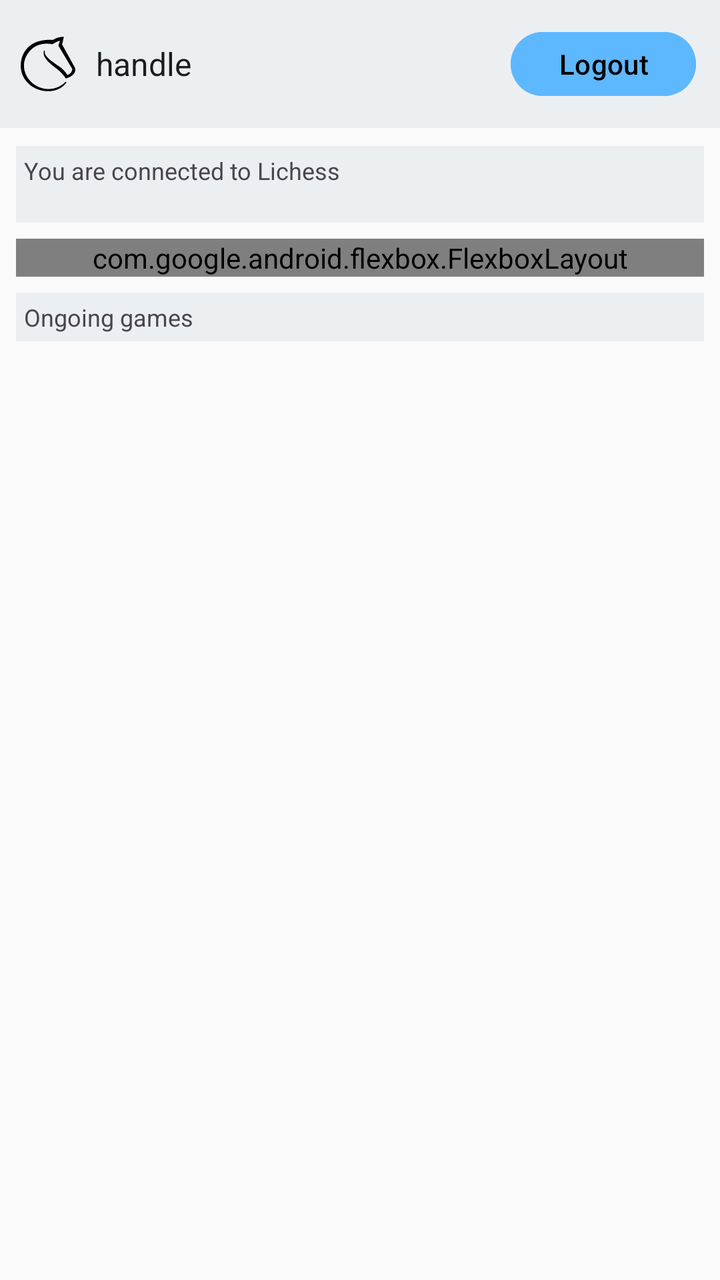
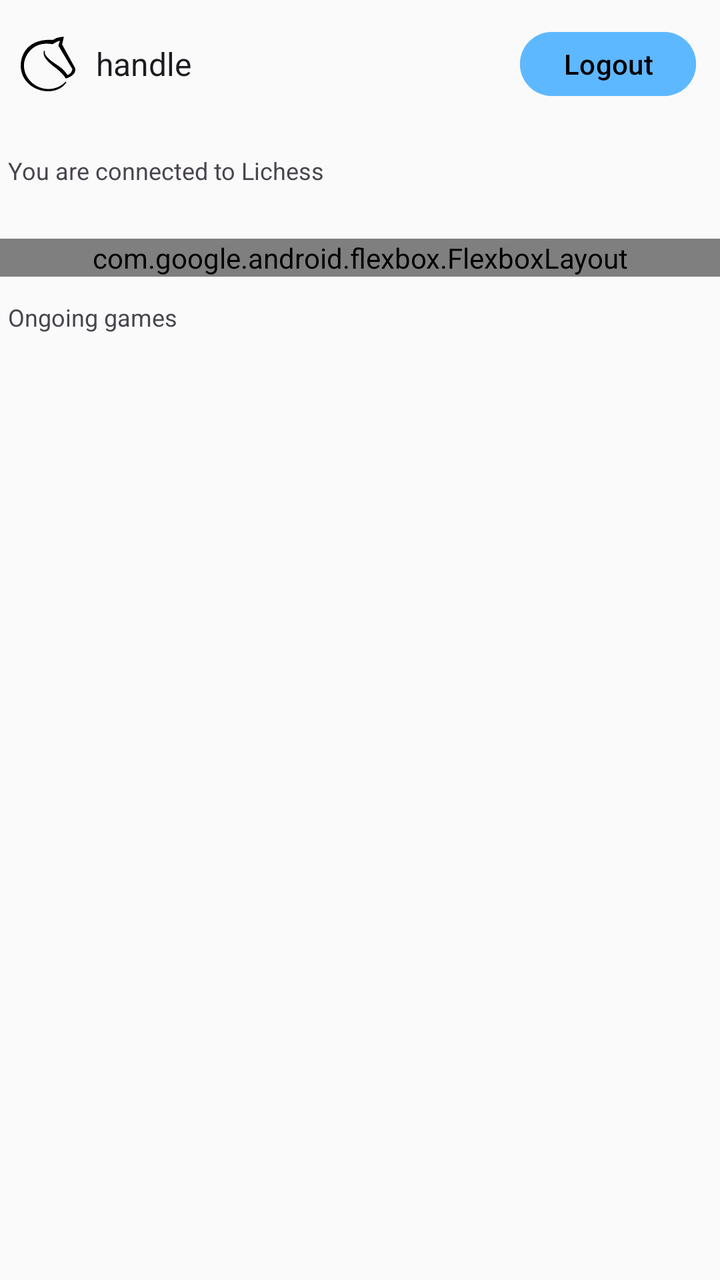

The first picture is an Android layout as it rendered before a commit; the second is the same layout after the commit. The layout source and the unified diff follow.
<!-- AndroidManifest.xml: application theme ChessTheme -->
<!-- res/layout/lichess_lobby.xml -->
<?xml version="1.0" encoding="utf-8"?>
<LinearLayout xmlns:android="http://schemas.android.com/apk/res/android"
    xmlns:app="http://schemas.android.com/apk/res-auto"
    android:layout_width="fill_parent"
    android:layout_height="fill_parent"
    android:orientation="vertical">

    <TableLayout
        android:layout_width="fill_parent"
        android:layout_height="wrap_content"
        android:background="?attr/paneBackground"
        android:stretchColumns="1"
        android:layout_marginBottom="1dip"
        android:padding="8dip">

        <TableRow android:gravity="center_vertical">

            <ImageView
                android:layout_width="32dip"
                android:layout_height="32dip"
                android:src="@drawable/lichess" />

            <TextView
                android:text="@string/lichess_lobby_handle"
                android:id="@+id/TextViewHandle"
                android:layout_height="wrap_content"
                android:layout_width="wrap_content"
                style="@style/MyHeaderTextStyle" />

            <com.google.android.material.button.MaterialButton
                android:text="@string/lichess_lobby_button_logout"
                android:id="@+id/ButtonLogout"
                android:layout_width="wrap_content"

                style="?attr/chessButtonStyle" />
        </TableRow>
    </TableLayout>

    <LinearLayout
        android:layout_width="match_parent"
        android:layout_height="0dp"
        android:layout_weight="1"
        android:orientation="vertical"
        android:layout_margin="8dip">

        <TextView
            android:id="@+id/TextViewLobbyStatus"
            style="@style/MyPaneTextStyle2Lines"
            android:layout_width="fill_parent"
            android:layout_height="wrap_content"
            android:layout_marginBottom="8dip"
            android:text="@string/lichess_lobby_connected"
            android:accessibilityLiveRegion="polite" />

        <com.google.android.flexbox.FlexboxLayout
            android:layout_width="match_parent"
            android:layout_height="wrap_content"
            app:flexDirection="row"
            app:flexWrap="wrap"
            app:justifyContent="flex_start"
            app:alignItems="center">

            <com.google.android.material.button.MaterialButton
                android:text="@string/lichess_lobby_button_challenge"
                android:id="@+id/ButtonChallenge"
                android:layout_width="wrap_content"
                android:layout_marginTop="8dip"
                style="?attr/chessButtonStyle" />

            <com.google.android.material.button.MaterialButton
                android:text="@string/lichess_lobby_button_seek"
                android:id="@+id/ButtonSeek"
                android:layout_width="wrap_content"
                android:layout_marginTop="8dip"
                style="?attr/chessButtonStyle" />

            <com.google.android.material.button.MaterialButton
                android:text="@string/lichess_lobby_button_puzzle"
                android:id="@+id/ButtonPuzzle"
                android:layout_width="wrap_content"
                android:layout_marginTop="8dip"
                style="?attr/chessButtonStyle" />

            <com.google.android.material.button.MaterialButton
                android:text="@string/lichess_lobby_button_teams"
                android:id="@+id/ButtonTeams"
                android:layout_width="wrap_content"
                android:layout_marginTop="8dip"
                style="?attr/chessButtonStyle" />

        </com.google.android.flexbox.FlexboxLayout>

        <TextView
            style="@style/MyPaneTextStyle"
            android:layout_width="fill_parent"
            android:layout_height="wrap_content"
            android:layout_marginTop="8dip"
            android:text="@string/lichess_lobby_ongoing_games" />

        <ScrollView
            android:layout_width="match_parent"
            android:layout_height="0dp"
            android:layout_weight="1">

            <ListView
                android:id="@+id/ListViewGames"
                android:layout_width="fill_parent"
                android:layout_height="wrap_content" />
        </ScrollView>
    </LinearLayout>
</LinearLayout>
<!-- resources referenced by this layout -->
<resources>
  <style name="MyHeaderTextStyle" parent="@style/MyTextStyle">
          <item name="android:textSize">@dimen/headerTextSize</item>
          <item name="android:paddingTop">@dimen/headerPaddingY</item>
          <item name="android:paddingBottom">@dimen/headerPaddingY</item>
          <item name="android:paddingLeft">@dimen/headerPaddingX</item>
          <item name="android:paddingRight">@dimen/headerPaddingX</item>
      </style>
  <style name="MyPaneTextStyle" parent="@style/MySmallTextStyle">
          <item name="android:padding">4dip</item>
          <item name="android:background">?attr/paneBackground</item>
          <item name="android:scrollHorizontally">false</item>
      </style>
  <style name="ChessTheme" parent="Theme.Material3.DayNight.NoActionBar">
          <item name="chessToggleButtonStyle">@style/ChessToggleButton</item>
          <item name="chessButtonStyle">@style/ChessButton</item>
          <item name="chessImageButtonStyle">@style/ChessImageButton</item>
          <item name="paneBackground">@color/paneBackgroundColor</item>
          <item name="android:windowAnimationStyle">@null</item>
          <item name="android:windowBackground">@color/backgroundColor</item>
          <item name="colorPrimary">@color/primaryColor</item>
          <item name="colorPrimaryVariant">@color/primaryVariantColor</item>
          <item name="colorOnPrimary">@color/primaryTextColor</item>
          <item name="colorSecondary">@color/secondaryColor</item>
          <item name="colorSecondaryVariant">@color/secondaryVariantColor</item>
          <item name="colorOnSecondary">@color/secondaryTextColor</item>
          <item name="colorSurface">@color/surfaceColor</item>
          <item name="colorOnSurface">@color/surfaceTextColor</item>
          <item name="colorControlHighlight">@color/secondaryColor</item>
          <item name="rippleColor">@color/secondaryColor</item>
          <item name="switchStyle">@style/MySwitchStyle</item>
          <item name="materialButtonStyle">@style/ChessButton</item>
          <item name="materialAlertDialogTheme">@style/ChessAlertDialogTheme</item>
      </style>
  <style name="MyTextStyle" parent="ChessTextAppearance">
          <item name="android:paddingTop">@dimen/normalPaddingY</item>
          <item name="android:paddingBottom">@dimen/normalPaddingY</item>
          <item name="android:paddingLeft">@dimen/normalPaddingX</item>
          <item name="android:paddingRight">@dimen/normalPaddingX</item>
          <item name="android:textSize">@dimen/normalTextSize</item>
      </style>
  <dimen name="headerTextSize">16sp</dimen>
  <dimen name="headerPaddingY">4dp</dimen>
  <dimen name="headerPaddingX">8dp</dimen>
  <style name="MySmallTextStyle">
          <item name="android:padding">2dip</item>
          <item name="android:textSize">12sp</item>
      </style>
  <style name="ChessButton" parent="Widget.Material3.Button">
          <item name="android:textColor">@color/surfaceTextColor</item>
          <item name="android:tint">@color/primaryTextColor</item>
          <item name="android:backgroundTint">@color/imagebutton_background</item>
          <item name="rippleColor">@color/secondaryVariantColor</item>
          <item name="android:layout_height">@dimen/imageButtonSize</item>
          <item name="android:layout_margin">4dip</item>
      </style>
  <style name="ChessImageButton" parent="Widget.Material3.Button.Icon">
          <item name="enforceMaterialTheme">true</item>
          <item name="enforceTextAppearance">false</item>
          <item name="android:textColor">@color/surfaceTextColor</item>
          <item name="android:tint">@color/primaryTextColor</item>
          <item name="android:backgroundTint">@color/imagebutton_background</item>
          <item name="rippleColor">@color/secondaryVariantColor</item>
          <item name="android:layout_width">@dimen/imageButtonSize</item>
          <item name="android:layout_height">@dimen/imageButtonSize</item>
          <item name="android:padding">0dip</item>
          <item name="iconGravity">textStart</item>
          <item name="iconPadding">0dp</item>
          <item name="android:insetLeft">0dp</item>
          <item name="android:insetRight">0dp</item>
          <item name="android:insetTop">0dp</item>
          <item name="android:insetBottom">0dp</item>
          <item name="android:minWidth">0dp</item>
          <item name="android:minHeight">0dp</item>
          <item name="minWidth">0dp</item>
          <item name="minHeight">0dp</item>
          <item name="ensureMinTouchTargetSize">false</item>
          <item name="android:layout_margin">4dip</item>
      </style>
  <color name="paneBackgroundColor">#20879FB6</color>
  <dimen name="normalPaddingY">1dp</dimen>
  <dimen name="normalPaddingX">8dp</dimen>
  <dimen name="normalTextSize">16sp</dimen>
  <dimen name="imageButtonSize">48dp</dimen>
  <!-- unchanged entries left out for length: 23 -->
</resources>

<!-- the commit's change to res/layout/lichess_lobby.xml (unified diff, before → after) -->
@@ -8,10 +8,9 @@
     <TableLayout
         android:layout_width="fill_parent"
         android:layout_height="wrap_content"
-        android:background="?attr/paneBackground"
         android:stretchColumns="1"
-        android:layout_marginBottom="1dip"
-        android:padding="8dip">
+        android:layout_marginBottom="@dimen/board_row_gap"
+        android:padding="@dimen/panel_padding">
 
         <TableRow android:gravity="center_vertical">
 
@@ -41,14 +40,14 @@
         android:layout_height="0dp"
         android:layout_weight="1"
         android:orientation="vertical"
-        android:layout_margin="8dip">
+        android:layout_marginTop="@dimen/control_gap">
 
         <TextView
             android:id="@+id/TextViewLobbyStatus"
             style="@style/MyPaneTextStyle2Lines"
             android:layout_width="fill_parent"
             android:layout_height="wrap_content"
-            android:layout_marginBottom="8dip"
+            android:layout_marginBottom="@dimen/control_gap"
             android:text="@string/lichess_lobby_connected"
             android:accessibilityLiveRegion="polite" />
 
@@ -64,37 +63,43 @@
                 android:text="@string/lichess_lobby_button_challenge"
                 android:id="@+id/ButtonChallenge"
                 android:layout_width="wrap_content"
-                android:layout_marginTop="8dip"
+                android:layout_marginTop="@dimen/control_gap"
                 style="?attr/chessButtonStyle" />
 
             <com.google.android.material.button.MaterialButton
                 android:text="@string/lichess_lobby_button_seek"
                 android:id="@+id/ButtonSeek"
                 android:layout_width="wrap_content"
-                android:layout_marginTop="8dip"
+                android:layout_marginTop="@dimen/control_gap"
                 style="?attr/chessButtonStyle" />
 
             <com.google.android.material.button.MaterialButton
                 android:text="@string/lichess_lobby_button_puzzle"
                 android:id="@+id/ButtonPuzzle"
                 android:layout_width="wrap_content"
-                android:layout_marginTop="8dip"
+                android:layout_marginTop="@dimen/control_gap"
                 style="?attr/chessButtonStyle" />
 
             <com.google.android.material.button.MaterialButton
                 android:text="@string/lichess_lobby_button_teams"
                 android:id="@+id/ButtonTeams"
                 android:layout_width="wrap_content"
-                android:layout_marginTop="8dip"
+                android:layout_marginTop="@dimen/control_gap"
                 style="?attr/chessButtonStyle" />
 
+            <com.google.android.material.button.MaterialButton
+                android:id="@+id/ButtonShareProfile"
+                android:text="@string/share_lichess_profile"
+                android:layout_width="wrap_content"
+                android:layout_marginTop="@dimen/control_gap"
+                style="?attr/chessButtonStyle" />
         </com.google.android.flexbox.FlexboxLayout>
 
         <TextView
             style="@style/MyPaneTextStyle"
             android:layout_width="fill_parent"
             android:layout_height="wrap_content"
-            android:layout_marginTop="8dip"
+            android:layout_marginTop="@dimen/control_gap"
             android:text="@string/lichess_lobby_ongoing_games" />
 
         <ScrollView
<!-- resource entries referenced after the edit -->
@@ -1,22 +1,24 @@
 <!-- resources referenced by this layout -->
 <resources>
+  <dimen name="board_row_gap">@dimen/space_hairline</dimen>
+  <dimen name="control_gap">@dimen/space_medium</dimen>
+  <dimen name="panel_padding">@dimen/space_medium</dimen>
+  <string name="share_lichess_profile">Share my Lichess profile</string>
   <style name="MyHeaderTextStyle" parent="@style/MyTextStyle">
-          <item name="android:textSize">@dimen/headerTextSize</item>
-          <item name="android:paddingTop">@dimen/headerPaddingY</item>
-          <item name="android:paddingBottom">@dimen/headerPaddingY</item>
-          <item name="android:paddingLeft">@dimen/headerPaddingX</item>
-          <item name="android:paddingRight">@dimen/headerPaddingX</item>
+          <item name="android:textSize">@dimen/header_text_size</item>
+          <item name="android:paddingTop">@dimen/header_padding_vertical</item>
+          <item name="android:paddingBottom">@dimen/header_padding_vertical</item>
+          <item name="android:paddingLeft">@dimen/header_padding_horizontal</item>
+          <item name="android:paddingRight">@dimen/header_padding_horizontal</item>
       </style>
   <style name="MyPaneTextStyle" parent="@style/MySmallTextStyle">
-          <item name="android:padding">4dip</item>
-          <item name="android:background">?attr/paneBackground</item>
+          <item name="android:padding">@dimen/control_padding</item>
           <item name="android:scrollHorizontally">false</item>
       </style>
   <style name="ChessTheme" parent="Theme.Material3.DayNight.NoActionBar">
           <item name="chessToggleButtonStyle">@style/ChessToggleButton</item>
           <item name="chessButtonStyle">@style/ChessButton</item>
           <item name="chessImageButtonStyle">@style/ChessImageButton</item>
-          <item name="paneBackground">@color/paneBackgroundColor</item>
           <item name="android:windowAnimationStyle">@null</item>
           <item name="android:windowBackground">@color/backgroundColor</item>
           <item name="colorPrimary">@color/primaryColor</item>
@@ -33,27 +35,34 @@
           <item name="materialButtonStyle">@style/ChessButton</item>
           <item name="materialAlertDialogTheme">@style/ChessAlertDialogTheme</item>
       </style>
+  <dimen name="space_hairline">1dp</dimen>
+  <dimen name="space_medium">8dp</dimen>
   <style name="MyTextStyle" parent="ChessTextAppearance">
-          <item name="android:paddingTop">@dimen/normalPaddingY</item>
-          <item name="android:paddingBottom">@dimen/normalPaddingY</item>
-          <item name="android:paddingLeft">@dimen/normalPaddingX</item>
-          <item name="android:paddingRight">@dimen/normalPaddingX</item>
-          <item name="android:textSize">@dimen/normalTextSize</item>
+          <item name="android:paddingTop">@dimen/text_padding_vertical</item>
+          <item name="android:paddingBottom">@dimen/text_padding_vertical</item>
+          <item name="android:paddingLeft">@dimen/text_padding_horizontal</item>
+          <item name="android:paddingRight">@dimen/text_padding_horizontal</item>
+          <item name="android:textSize">@dimen/body_text_size</item>
       </style>
-  <dimen name="headerTextSize">16sp</dimen>
-  <dimen name="headerPaddingY">4dp</dimen>
-  <dimen name="headerPaddingX">8dp</dimen>
+  <dimen name="header_text_size">16sp</dimen>
+  <dimen name="header_padding_vertical">@dimen/space_small</dimen>
+  <dimen name="header_padding_horizontal">@dimen/space_medium</dimen>
   <style name="MySmallTextStyle">
-          <item name="android:padding">2dip</item>
+          <item name="android:padding">@dimen/compact_control_padding</item>
           <item name="android:textSize">12sp</item>
       </style>
+  <dimen name="control_padding">@dimen/space_small</dimen>
   <style name="ChessButton" parent="Widget.Material3.Button">
           <item name="android:textColor">@color/surfaceTextColor</item>
           <item name="android:tint">@color/primaryTextColor</item>
           <item name="android:backgroundTint">@color/imagebutton_background</item>
           <item name="rippleColor">@color/secondaryVariantColor</item>
-          <item name="android:layout_height">@dimen/imageButtonSize</item>
-          <item name="android:layout_margin">4dip</item>
+          <item name="android:layout_height">@dimen/image_button_size</item>
+          <item name="android:layout_margin">@dimen/compact_control_gap</item>
+          <item name="android:paddingLeft">12dp</item>
+          <item name="android:paddingRight">12dp</item>
+          <item name="android:paddingTop">4dp</item>
+          <item name="android:paddingBottom">4dp</item>
       </style>
   <style name="ChessImageButton" parent="Widget.Material3.Button.Icon">
           <item name="enforceMaterialTheme">true</item>
@@ -62,8 +71,8 @@
           <item name="android:tint">@color/primaryTextColor</item>
           <item name="android:backgroundTint">@color/imagebutton_background</item>
           <item name="rippleColor">@color/secondaryVariantColor</item>
-          <item name="android:layout_width">@dimen/imageButtonSize</item>
-          <item name="android:layout_height">@dimen/imageButtonSize</item>
+          <item name="android:layout_width">@dimen/image_button_size</item>
+          <item name="android:layout_height">@dimen/image_button_size</item>
           <item name="android:padding">0dip</item>
           <item name="iconGravity">textStart</item>
           <item name="iconPadding">0dp</item>
@@ -76,13 +85,16 @@
           <item name="minWidth">0dp</item>
           <item name="minHeight">0dp</item>
           <item name="ensureMinTouchTargetSize">false</item>
-          <item name="android:layout_margin">4dip</item>
+          <item name="android:layout_margin">@dimen/compact_control_gap</item>
       </style>
-  <color name="paneBackgroundColor">#20879FB6</color>
-  <dimen name="normalPaddingY">1dp</dimen>
-  <dimen name="normalPaddingX">8dp</dimen>
-  <dimen name="normalTextSize">16sp</dimen>
-  <dimen name="imageButtonSize">48dp</dimen>
+  <dimen name="text_padding_vertical">@dimen/space_hairline</dimen>
+  <dimen name="text_padding_horizontal">@dimen/space_medium</dimen>
+  <dimen name="body_text_size">16sp</dimen>
+  <dimen name="space_small">4dp</dimen>
+  <dimen name="compact_control_padding">@dimen/space_tiny</dimen>
+  <dimen name="image_button_size">48dp</dimen>
+  <dimen name="compact_control_gap">@dimen/space_small</dimen>
+  <dimen name="space_tiny">2dp</dimen>
   <!-- unchanged entries left out for length: 23 -->
 </resources>
 
